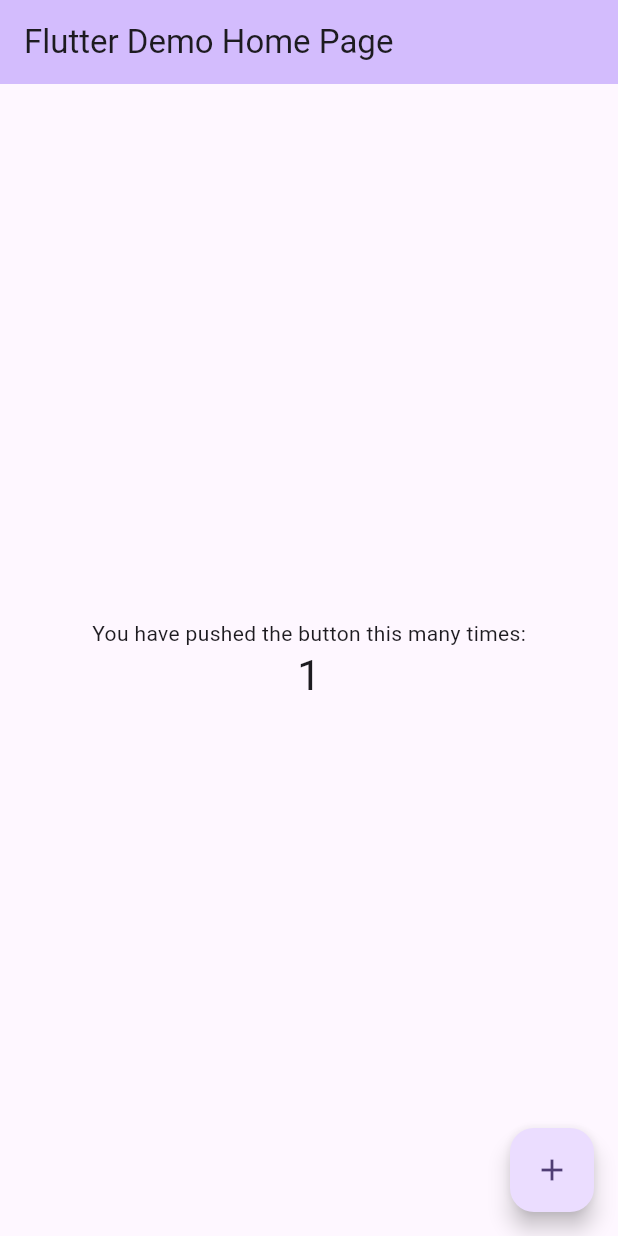
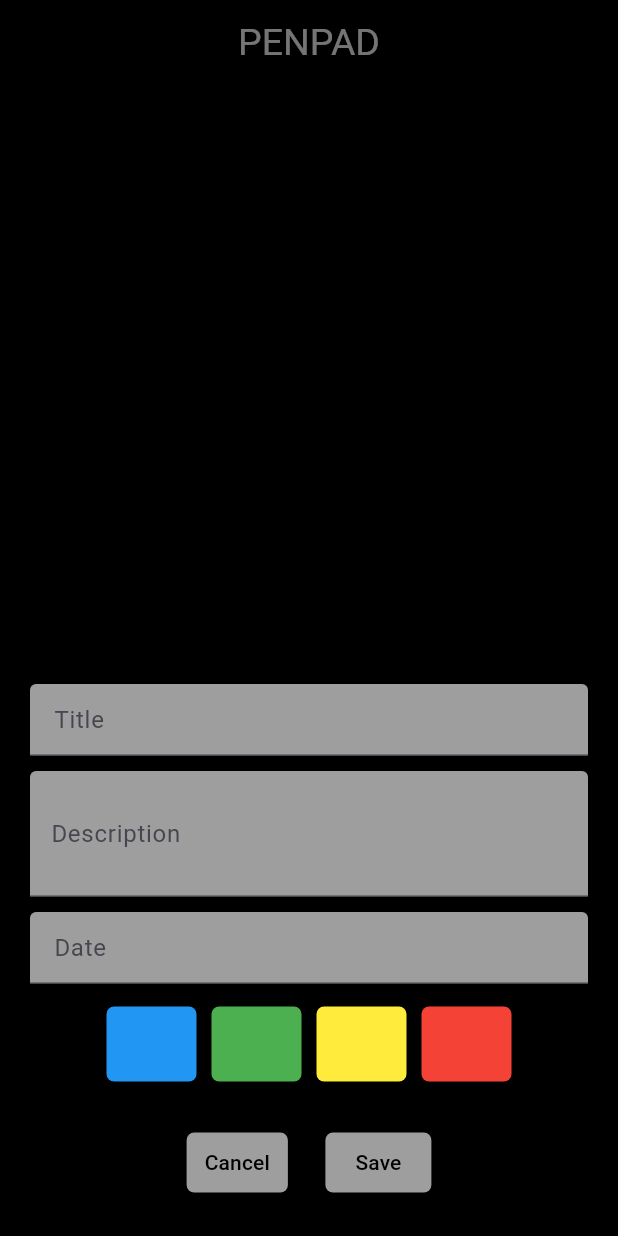
Before and after one commit to angelElizabethBerly/note_app, a Flutter app: the screen it shows after launch, after a tap on the "add" icon, on a phone screen of 412 x 824 dp. Run offline on Flutter 3.47's test engine with Material 3 defaults, Android fonts, the phone set to English and light mode, and no system bars.

Commit message:
notes screen added

```diff
--- /dev/null
+++ b/lib/controller/notes_screen_controller.dart
@@ -0,0 +1,7 @@
+class NotesScreenController {
+  static List notesList = [];
+  static addNote() {
+    notesList
+        .add({"title": "", "description": "", "date": "", "colorIndex": ""});
+  }
+}
--- /dev/null
+++ b/lib/core/constants/color_constants.dart
@@ -0,0 +1,11 @@
+import 'package:flutter/material.dart';
+
+class ColorConstants {
+  static const Color primaryBlack = Colors.black;
+  static const Color primaryWhite = Colors.white;
+  static const Color primaryYellow = Colors.yellow;
+  static const Color primaryGrey = Colors.grey;
+  static const Color primaryBlue = Colors.blue;
+  static const Color primaryGreen = Colors.green;
+  static const Color primaryRed = Colors.red;
+}
--- a/lib/main.dart
+++ b/lib/main.dart
@@ -1,4 +1,5 @@
 import 'package:flutter/material.dart';
+import 'package:note_app/view/splash_screen/splash_screen.dart';
 
 void main() {
   runApp(const MyApp());
@@ -10,116 +11,6 @@ class MyApp extends StatelessWidget {
   // This widget is the root of your application.
   @override
   Widget build(BuildContext context) {
-    return MaterialApp(
-      title: 'Flutter Demo',
-      theme: ThemeData(
-        // This is the theme of your application.
-        //
-        // TRY THIS: Try running your application with "flutter run". You'll see
-        // the application has a purple toolbar. Then, without quitting the app,
-        // try changing the seedColor in the colorScheme below to Colors.green
-        // and then invoke "hot reload" (save your changes or press the "hot
-        // reload" button in a Flutter-supported IDE, or press "r" if you used
-        // the command line to start the app).
-        //
-        // Notice that the counter didn't reset back to zero; the application
-        // state is not lost during the reload. To reset the state, use hot
-        // restart instead.
-        //
-        // This works for code too, not just values: Most code changes can be
-        // tested with just a hot reload.
-        colorScheme: ColorScheme.fromSeed(seedColor: Colors.deepPurple),
-        useMaterial3: true,
-      ),
-      home: const MyHomePage(title: 'Flutter Demo Home Page'),
-    );
+    return MaterialApp(home: SplashScreen());
   }
 }
-
-class MyHomePage extends StatefulWidget {
-  const MyHomePage({super.key, required this.title});
-
-  // This widget is the home page of your application. It is stateful, meaning
-  // that it has a State object (defined below) that contains fields that affect
-  // how it looks.
-
-  // This class is the configuration for the state. It holds the values (in this
-  // case the title) provided by the parent (in this case the App widget) and
-  // used by the build method of the State. Fields in a Widget subclass are
-  // always marked "final".
-
-  final String title;
-
-  @override
-  State<MyHomePage> createState() => _MyHomePageState();
-}
-
-class _MyHomePageState extends State<MyHomePage> {
-  int _counter = 0;
-
-  void _incrementCounter() {
-    setState(() {
-      // This call to setState tells the Flutter framework that something has
-      // changed in this State, which causes it to rerun the build method below
-      // so that the display can reflect the updated values. If we changed
-      // _counter without calling setState(), then the build method would not be
-      // called again, and so nothing would appear to happen.
-      _counter++;
-    });
-  }
-
-  @override
-  Widget build(BuildContext context) {
-    // This method is rerun every time setState is called, for instance as done
-    // by the _incrementCounter method above.
-    //
-    // The Flutter framework has been optimized to make rerunning build methods
-    // fast, so that you can just rebuild anything that needs updating rather
-    // than having to individually change instances of widgets.
-    return Scaffold(
-      appBar: AppBar(
-        // TRY THIS: Try changing the color here to a specific color (to
-        // Colors.amber, perhaps?) and trigger a hot reload to see the AppBar
-        // change color while the other colors stay the same.
-        backgroundColor: Theme.of(context).colorScheme.inversePrimary,
-        // Here we take the value from the MyHomePage object that was created by
-        // the App.build method, and use it to set our appbar title.
-        title: Text(widget.title),
-      ),
-      body: Center(
-        // Center is a layout widget. It takes a single child and positions it
-        // in the middle of the parent.
-        child: Column(
-          // Column is also a layout widget. It takes a list of children and
-          // arranges them vertically. By default, it sizes itself to fit its
-          // children horizontally, and tries to be as tall as its parent.
-          //
-          // Column has various properties to control how it sizes itself and
-          // how it positions its children. Here we use mainAxisAlignment to
-          // center the children vertically; the main axis here is the vertical
-          // axis because Columns are vertical (the cross axis would be
-          // horizontal).
-          //
-          // TRY THIS: Invoke "debug painting" (choose the "Toggle Debug Paint"
-          // action in the IDE, or press "p" in the console), to see the
-          // wireframe for each widget.
-          mainAxisAlignment: MainAxisAlignment.center,
-          children: <Widget>[
-            const Text(
-              'You have pushed the button this many times:',
-            ),
-            Text(
-              '$_counter',
-              style: Theme.of(context).textTheme.headlineMedium,
-            ),
-          ],
-        ),
-      ),
-      floatingActionButton: FloatingActionButton(
-        onPressed: _incrementCounter,
-        tooltip: 'Increment',
-        child: const Icon(Icons.add),
-      ), // This trailing comma makes auto-formatting nicer for build methods.
-    );
-  }
-}
--- /dev/null
+++ b/lib/view/notes_screen/notes_screen.dart
@@ -0,0 +1,150 @@
+// ignore_for_file: prefer_const_literals_to_create_immutables, prefer_const_constructors
+
+import 'package:flutter/material.dart';
+import 'package:note_app/controller/notes_screen_controller.dart';
+import 'package:note_app/core/constants/color_constants.dart';
+import 'package:note_app/view/notes_screen/widgets/notes_card.dart';
+
+class NotesScreen extends StatefulWidget {
+  const NotesScreen({super.key});
+
+  @override
+  State<NotesScreen> createState() => _NotesScreenState();
+}
+
+class _NotesScreenState extends State<NotesScreen> {
+  @override
+  Widget build(BuildContext context) {
+    return Scaffold(
+      backgroundColor: ColorConstants.primaryBlack,
+      appBar: AppBar(
+        backgroundColor: ColorConstants.primaryBlack,
+        title: Text("PENPAD"),
+        centerTitle: true,
+        titleTextStyle: TextStyle(fontSize: 25),
+      ),
+      body: ListView.builder(
+          itemCount: NotesScreenController.notesList.length,
+          itemBuilder: (context, index) => Padding(
+              padding: const EdgeInsets.symmetric(vertical: 5, horizontal: 8),
+              child: NotesCard())),
+      floatingActionButton: FloatingActionButton(
+          onPressed: () {
+            showModalBottomSheet(
+                backgroundColor: ColorConstants.primaryBlack,
+                context: context,
+                builder: (context) => Padding(
+                      padding: const EdgeInsets.symmetric(
+                          vertical: 25, horizontal: 20),
+                      child: Column(
+                        mainAxisSize: MainAxisSize.min,
+                        children: [
+                          TextFormField(
+                            decoration: InputDecoration(
+                                hintText: "Title",
+                                filled: true,
+                                fillColor: ColorConstants.primaryGrey),
+                          ),
+                          SizedBox(height: 10),
+                          TextFormField(
+                            decoration: InputDecoration(
+                                contentPadding: EdgeInsets.symmetric(
+                                    vertical: 30, horizontal: 10),
+                                hintText: "Description",
+                                filled: true,
+                                fillColor: ColorConstants.primaryGrey),
+                          ),
+                          SizedBox(height: 10),
+                          TextFormField(
+                            decoration: InputDecoration(
+                                hintText: "Date",
+                                filled: true,
+                                fillColor: ColorConstants.primaryGrey),
+                          ),
+                          SizedBox(height: 15),
+                          Row(
+                            mainAxisSize: MainAxisSize.min,
+                            children: [
+                              Container(
+                                decoration: BoxDecoration(
+                                    borderRadius: BorderRadius.circular(5),
+                                    color: ColorConstants.primaryBlue),
+                                height: 50,
+                                width: 60,
+                              ),
+                              SizedBox(width: 10),
+                              Container(
+                                decoration: BoxDecoration(
+                                    borderRadius: BorderRadius.circular(5),
+                                    color: ColorConstants.primaryGreen),
+                                height: 50,
+                                width: 60,
+                              ),
+                              SizedBox(width: 10),
+                              Container(
+                                decoration: BoxDecoration(
+                                    borderRadius: BorderRadius.circular(5),
+                                    color: ColorConstants.primaryYellow),
+                                height: 50,
+                                width: 60,
+                              ),
+                              SizedBox(width: 10),
+                              Container(
+                                decoration: BoxDecoration(
+                                    borderRadius: BorderRadius.circular(5),
+                                    color: ColorConstants.primaryRed),
+                                height: 50,
+                                width: 60,
+                              ),
+                            ],
+                          ),
+                          SizedBox(height: 30),
+                          Row(
+                            mainAxisAlignment: MainAxisAlignment.center,
+                            children: [
+                              TextButton(
+                                  style: ButtonStyle(
+                                      shape: MaterialStatePropertyAll(
+                                          RoundedRectangleBorder(
+                                              borderRadius:
+                                                  BorderRadius.circular(5))),
+                                      backgroundColor: MaterialStatePropertyAll(
+                                          ColorConstants.primaryGrey)),
+                                  onPressed: () {},
+                                  child: Text(
+                                    "Cancel",
+                                    style: TextStyle(
+                                        color: ColorConstants.primaryBlack),
+                                  )),
+                              SizedBox(width: 25),
+                              TextButton(
+                                  style: ButtonStyle(
+                                      padding: MaterialStatePropertyAll(
+                                          EdgeInsets.symmetric(
+                                              vertical: 10, horizontal: 20)),
+                                      shape: MaterialStatePropertyAll(
+                                          RoundedRectangleBorder(
+                                              borderRadius:
+                                                  BorderRadius.circular(5))),
+                                      backgroundColor: MaterialStatePropertyAll(
+                                          ColorConstants.primaryGrey)),
+                                  onPressed: () {
+                                    NotesScreenController.addNote();
+                                    Navigator.pop(context);
+                                    setState(() {});
+                                  },
+                                  child: Text(
+                                    "Save",
+                                    style: TextStyle(
+                                        color: ColorConstants.primaryBlack),
+                                  ))
+                            ],
+                          )
+                        ],
+                      ),
+                    ));
+          },
+          child: Icon(Icons.add)),
+    );
+  }
+}
--- /dev/null
+++ b/lib/view/notes_screen/widgets/notes_card.dart
@@ -0,0 +1,43 @@
+// ignore_for_file: prefer_const_literals_to_create_immutables, prefer_const_constructors
+
+import 'package:flutter/material.dart';
+import 'package:note_app/core/constants/color_constants.dart';
+
+class NotesCard extends StatelessWidget {
+  const NotesCard({super.key});
+
+  @override
+  Widget build(BuildContext context) {
+    return Container(
+      padding: EdgeInsets.only(top: 10, bottom: 15, left: 15, right: 20),
+      decoration: BoxDecoration(
+          color: ColorConstants.primaryYellow,
+          borderRadius: BorderRadius.circular(10)),
+      width: double.infinity,
+      child: Column(
+        crossAxisAlignment: CrossAxisAlignment.start,
+        children: [
+          Row(
+            children: [
+              Text("Title"),
+              Spacer(),
+              Icon(Icons.edit),
+              SizedBox(width: 10),
+              Icon(Icons.delete)
+            ],
+          ),
+          SizedBox(height: 10),
+          Text("Description"),
+          SizedBox(height: 30),
+          Align(
+            alignment: Alignment.bottomRight,
+            child: Row(
+              mainAxisSize: MainAxisSize.min,
+              children: [Text("Date"), SizedBox(width: 15), Icon(Icons.share)],
+            ),
+          )
+        ],
+      ),
+    );
+  }
+}
--- /dev/null
+++ b/lib/view/splash_screen/splash_screen.dart
@@ -0,0 +1,35 @@
+// ignore_for_file: prefer_const_constructors
+
+import 'package:flutter/material.dart';
+import 'package:note_app/core/constants/color_constants.dart';
+import 'package:note_app/view/notes_screen/notes_screen.dart';
+
+class SplashScreen extends StatefulWidget {
+  const SplashScreen({super.key});
+
+  @override
+  State<SplashScreen> createState() => _SplashScreenState();
+}
+
+class _SplashScreenState extends State<SplashScreen> {
+  @override
+  void initState() {
+    Future.delayed(Duration(seconds: 2)).then((value) =>
+        Navigator.pushReplacement(
+            context, MaterialPageRoute(builder: (context) => NotesScreen())));
+    super.initState();
+  }
+
+  @override
+  Widget build(BuildContext context) {
+    return Scaffold(
+      backgroundColor: ColorConstants.primaryBlack,
+      body: Center(
+        child: Text(
+          "NotesApp",
+          style: TextStyle(fontSize: 30, color: ColorConstants.primaryWhite),
+        ),
+      ),
+    );
+  }
+}
```
